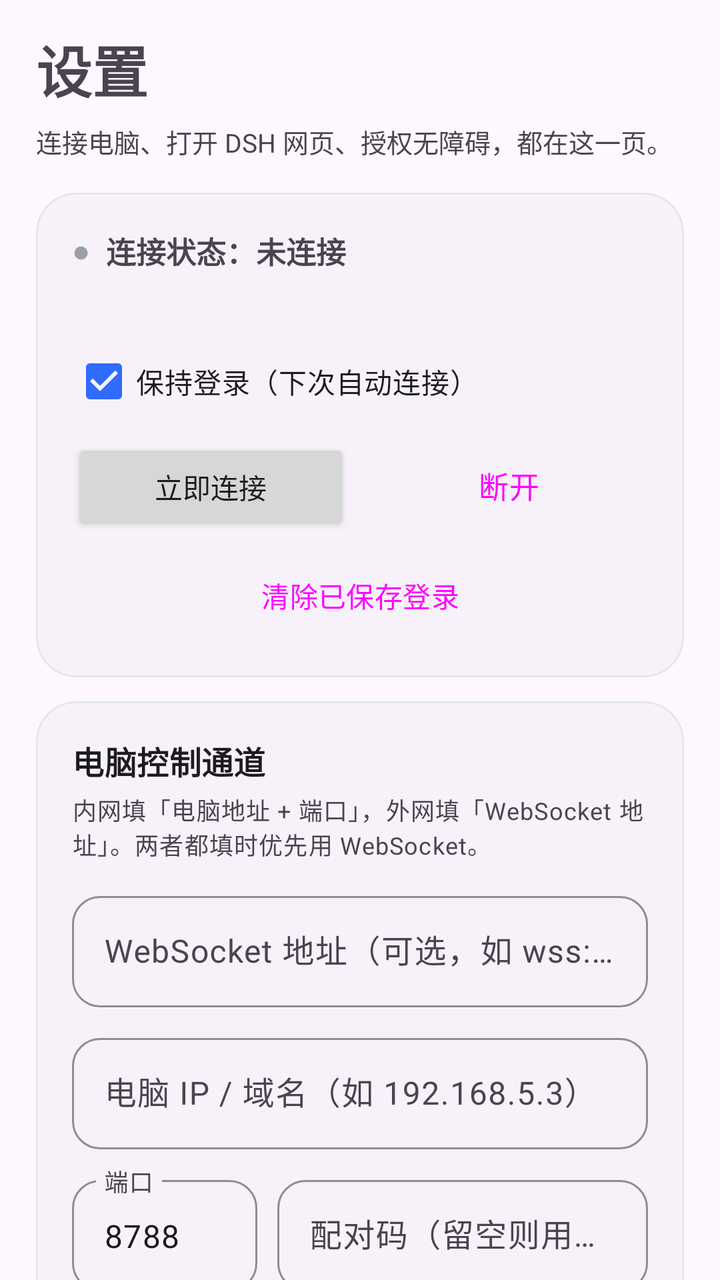
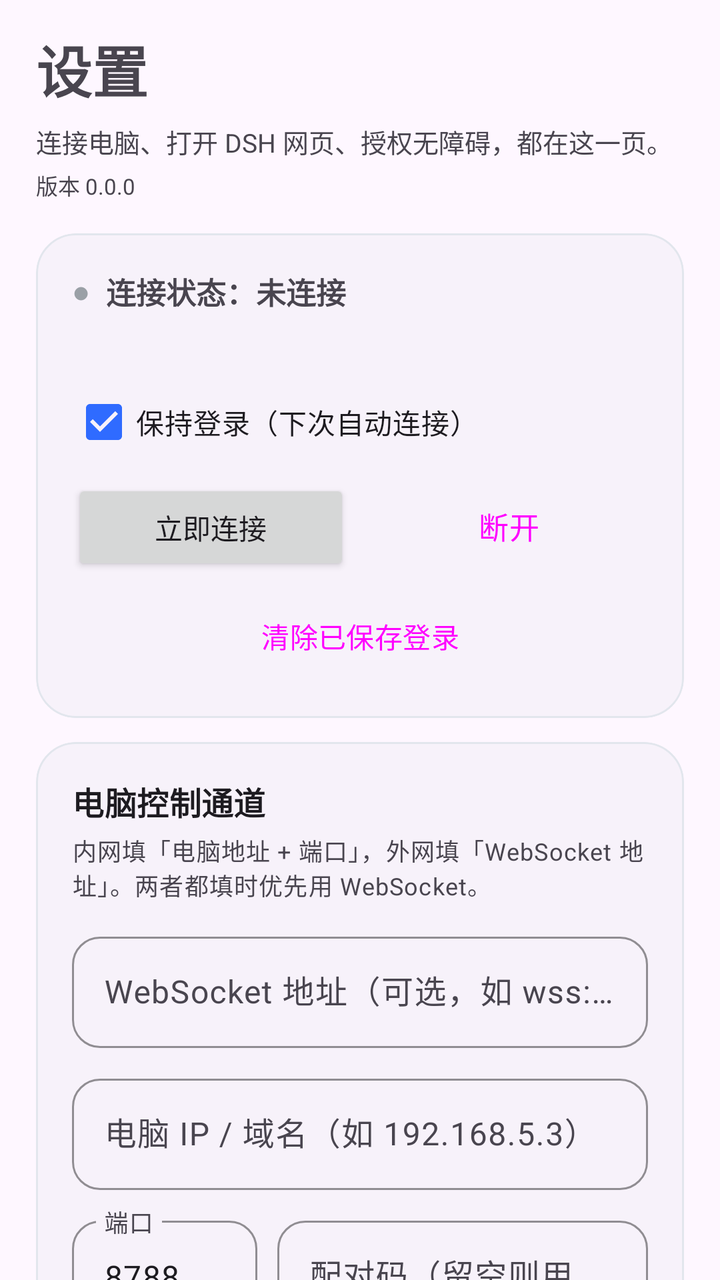

Before-and-after screenshots of an Android layout around one commit, followed by the original layout XML and the change that was made.
<!-- AndroidManifest.xml: application theme Theme.DshPhoneBridge -->
<!-- res/layout/activity_settings.xml -->
<?xml version="1.0" encoding="utf-8"?>
<androidx.core.widget.NestedScrollView xmlns:android="http://schemas.android.com/apk/res/android"
    xmlns:app="http://schemas.android.com/apk/res-auto"
    android:id="@+id/settingsRoot"
    android:layout_width="match_parent"
    android:layout_height="match_parent"
    android:clipToPadding="false"
    android:fillViewport="true">

    <LinearLayout
        android:layout_width="match_parent"
        android:layout_height="wrap_content"
        android:orientation="vertical"
        android:paddingStart="18dp"
        android:paddingTop="14dp"
        android:paddingEnd="18dp"
        android:paddingBottom="28dp">

        <TextView
            android:layout_width="match_parent"
            android:layout_height="wrap_content"
            android:text="@string/settings_title"
            android:textSize="28sp"
            android:textStyle="bold" />

        <TextView
            android:layout_width="match_parent"
            android:layout_height="wrap_content"
            android:layout_marginTop="6dp"
            android:lineSpacingExtra="2dp"
            android:text="@string/settings_subtitle_new"
            android:textColor="?attr/colorOnSurfaceVariant"
            android:textSize="13sp" />

        
        <com.google.android.material.card.MaterialCardView
            android:layout_width="match_parent"
            android:layout_height="wrap_content"
            android:layout_marginTop="16dp">

            <LinearLayout
                android:layout_width="match_parent"
                android:layout_height="wrap_content"
                android:orientation="vertical"
                android:padding="18dp">

                <LinearLayout
                    android:layout_width="match_parent"
                    android:layout_height="wrap_content"
                    android:gravity="center_vertical"
                    android:orientation="horizontal">

                    <TextView
                        android:id="@+id/statusDot"
                        android:layout_width="wrap_content"
                        android:layout_height="wrap_content"
                        android:text="●"
                        android:textColor="@color/dsh_idle"
                        android:textSize="15sp" />

                    <TextView
                        android:id="@+id/bridgeStatus"
                        android:layout_width="0dp"
                        android:layout_height="wrap_content"
                        android:layout_marginStart="8dp"
                        android:layout_weight="1"
                        android:lineSpacingExtra="2dp"
                        android:text="@string/bridge_status_idle"
                        android:textSize="15sp"
                        android:textStyle="bold" />
                </LinearLayout>

                <TextView
                    android:id="@+id/tokenStatus"
                    android:layout_width="match_parent"
                    android:layout_height="wrap_content"
                    android:layout_marginTop="6dp"
                    android:lineSpacingExtra="2dp"
                    android:textColor="?attr/colorOnSurfaceVariant"
                    android:textSize="12sp" />

                <CheckBox
                    android:id="@+id/keepLogin"
                    android:layout_width="match_parent"
                    android:layout_height="wrap_content"
                    android:layout_marginTop="8dp"
                    android:checked="true"
                    android:text="@string/keep_login"
                    android:textSize="14sp" />

                <LinearLayout
                    android:layout_width="match_parent"
                    android:layout_height="wrap_content"
                    android:layout_marginTop="4dp"
                    android:orientation="horizontal">

                    <Button
                        android:id="@+id/connectButton"
                        android:layout_width="0dp"
                        android:layout_height="wrap_content"
                        android:layout_weight="1"
                        android:text="@string/connect_now" />

                    <Button
                        android:id="@+id/disconnectButton"
                        style="@style/Widget.Dsh.Button.Tonal"
                        android:layout_width="0dp"
                        android:layout_height="wrap_content"
                        android:layout_marginStart="10dp"
                        android:layout_weight="1"
                        android:text="@string/disconnect_now" />
                </LinearLayout>

                <Button
                    android:id="@+id/clearTokenButton"
                    style="@style/Widget.Dsh.Button.Outlined"
                    android:layout_width="match_parent"
                    android:layout_height="wrap_content"
                    android:layout_marginTop="8dp"
                    android:text="@string/clear_login" />
            </LinearLayout>
        </com.google.android.material.card.MaterialCardView>

        
        <com.google.android.material.card.MaterialCardView
            android:layout_width="match_parent"
            android:layout_height="wrap_content"
            android:layout_marginTop="12dp">

            <LinearLayout
                android:layout_width="match_parent"
                android:layout_height="wrap_content"
                android:orientation="vertical"
                android:padding="18dp">

                <TextView
                    android:layout_width="match_parent"
                    android:layout_height="wrap_content"
                    android:text="@string/section_bridge"
                    android:textAppearance="@style/TextAppearance.Dsh.Section" />

                <TextView
                    android:layout_width="match_parent"
                    android:layout_height="wrap_content"
                    android:layout_marginTop="4dp"
                    android:text="@string/bridge_hint_network"
                    android:textAppearance="@style/TextAppearance.Dsh.Hint"
                    android:textColor="?attr/colorOnSurfaceVariant" />

                <com.google.android.material.textfield.TextInputLayout
                    style="@style/Widget.Dsh.TextField"
                    android:layout_width="match_parent"
                    android:layout_height="wrap_content"
                    android:layout_marginTop="12dp"
                    android:hint="@string/bridge_ws_hint">

                    <com.google.android.material.textfield.TextInputEditText
                        android:id="@+id/bridgeWsUrl"
                        android:layout_width="match_parent"
                        android:layout_height="wrap_content"
                        android:inputType="textUri"
                        android:maxLines="1" />
                </com.google.android.material.textfield.TextInputLayout>

                <com.google.android.material.textfield.TextInputLayout
                    style="@style/Widget.Dsh.TextField"
                    android:layout_width="match_parent"
                    android:layout_height="wrap_content"
                    android:layout_marginTop="10dp"
                    android:hint="@string/bridge_host_hint">

                    <com.google.android.material.textfield.TextInputEditText
                        android:id="@+id/bridgeHost"
                        android:layout_width="match_parent"
                        android:layout_height="wrap_content"
                        android:inputType="textUri"
                        android:maxLines="1" />
                </com.google.android.material.textfield.TextInputLayout>

                <LinearLayout
                    android:layout_width="match_parent"
                    android:layout_height="wrap_content"
                    android:layout_marginTop="10dp"
                    android:orientation="horizontal">

                    <com.google.android.material.textfield.TextInputLayout
                        style="@style/Widget.Dsh.TextField"
                        android:layout_width="0dp"
                        android:layout_height="wrap_content"
                        android:layout_weight="1"
                        android:hint="@string/bridge_port_hint">

                        <com.google.android.material.textfield.TextInputEditText
                            android:id="@+id/bridgePort"
                            android:layout_width="match_parent"
                            android:layout_height="wrap_content"
                            android:inputType="number"
                            android:maxLines="1"
                            android:text="8788" />
                    </com.google.android.material.textfield.TextInputLayout>

                    <com.google.android.material.textfield.TextInputLayout
                        style="@style/Widget.Dsh.TextField"
                        android:layout_width="0dp"
                        android:layout_height="wrap_content"
                        android:layout_marginStart="10dp"
                        android:layout_weight="2"
                        android:hint="@string/bridge_code_hint">

                        <com.google.android.material.textfield.TextInputEditText
                            android:id="@+id/bridgeCode"
                            android:layout_width="match_parent"
                            android:layout_height="wrap_content"
                            android:inputType="number"
                            android:maxLength="8"
                            android:maxLines="1" />
                    </com.google.android.material.textfield.TextInputLayout>
                </LinearLayout>

                <TextView
                    android:layout_width="match_parent"
                    android:layout_height="wrap_content"
                    android:layout_marginTop="8dp"
                    android:text="@string/bridge_tip"
                    android:textAppearance="@style/TextAppearance.Dsh.Hint"
                    android:textColor="?attr/colorOnSurfaceVariant" />

                <Button
                    android:id="@+id/scanQrButton"
                    style="@style/Widget.Dsh.Button.Outlined"
                    android:layout_width="match_parent"
                    android:layout_height="wrap_content"
                    android:layout_marginTop="10dp"
                    android:text="@string/scan_pair" />
            </LinearLayout>
        </com.google.android.material.card.MaterialCardView>

        
        <com.google.android.material.card.MaterialCardView
            android:layout_width="match_parent"
            android:layout_height="wrap_content"
            android:layout_marginTop="12dp">

            <LinearLayout
                android:layout_width="match_parent"
                android:layout_height="wrap_content"
                android:orientation="vertical"
                android:padding="18dp">

                <TextView
                    android:layout_width="match_parent"
                    android:layout_height="wrap_content"
                    android:text="@string/section_web"
                    android:textAppearance="@style/TextAppearance.Dsh.Section" />

                <TextView
                    android:layout_width="match_parent"
                    android:layout_height="wrap_content"
                    android:layout_marginTop="4dp"
                    android:text="@string/web_hint"
                    android:textAppearance="@style/TextAppearance.Dsh.Hint"
                    android:textColor="?attr/colorOnSurfaceVariant" />

                <com.google.android.material.textfield.TextInputLayout
                    style="@style/Widget.Dsh.TextField"
                    android:layout_width="match_parent"
                    android:layout_height="wrap_content"
                    android:layout_marginTop="12dp"
                    android:hint="@string/dsh_url_hint">

                    <com.google.android.material.textfield.TextInputEditText
                        android:id="@+id/dshUrl"
                        android:layout_width="match_parent"
                        android:layout_height="wrap_content"
                        android:inputType="textUri"
                        android:maxLines="1" />
                </com.google.android.material.textfield.TextInputLayout>
            </LinearLayout>
        </com.google.android.material.card.MaterialCardView>

        
        <com.google.android.material.card.MaterialCardView
            android:layout_width="match_parent"
            android:layout_height="wrap_content"
            android:layout_marginTop="12dp">

            <LinearLayout
                android:layout_width="match_parent"
                android:layout_height="wrap_content"
                android:orientation="vertical"
                android:padding="18dp">

                <TextView
                    android:layout_width="match_parent"
                    android:layout_height="wrap_content"
                    android:text="@string/section_display"
                    android:textAppearance="@style/TextAppearance.Dsh.Section" />

                <CheckBox
                    android:id="@+id/keepAwake"
                    android:layout_width="match_parent"
                    android:layout_height="wrap_content"
                    android:layout_marginTop="8dp"
                    android:checked="true"
                    android:text="@string/keep_awake"
                    android:textSize="14sp" />

                <CheckBox
                    android:id="@+id/dimOnControl"
                    android:layout_width="match_parent"
                    android:layout_height="wrap_content"
                    android:text="@string/dim_on_control"
                    android:textSize="14sp" />

                <SeekBar
                    android:id="@+id/dimLevel"
                    android:layout_width="match_parent"
                    android:layout_height="wrap_content"
                    android:layout_marginTop="4dp"
                    android:max="50"
                    android:progress="5" />

                <TextView
                    android:id="@+id/dimLabel"
                    android:layout_width="match_parent"
                    android:layout_height="wrap_content"
                    android:text="@string/dim_level_default"
                    android:textAppearance="@style/TextAppearance.Dsh.Hint"
                    android:textColor="?attr/colorOnSurfaceVariant" />
            </LinearLayout>
        </com.google.android.material.card.MaterialCardView>

        
        <com.google.android.material.card.MaterialCardView
            android:layout_width="match_parent"
            android:layout_height="wrap_content"
            android:layout_marginTop="12dp">

            <LinearLayout
                android:layout_width="match_parent"
                android:layout_height="wrap_content"
                android:orientation="vertical"
                android:padding="18dp">

                <TextView
                    android:layout_width="match_parent"
                    android:layout_height="wrap_content"
                    android:text="@string/section_accessibility"
                    android:textAppearance="@style/TextAppearance.Dsh.Section" />

                <TextView
                    android:id="@+id/accessibilityStatus"
                    android:layout_width="match_parent"
                    android:layout_height="wrap_content"
                    android:layout_marginTop="6dp"
                    android:text="@string/accessibility_unknown"
                    android:textAppearance="@style/TextAppearance.Dsh.Hint"
                    android:textColor="?attr/colorOnSurfaceVariant" />

                <Button
                    android:id="@+id/accessibilityButton"
                    android:layout_width="match_parent"
                    android:layout_height="wrap_content"
                    android:layout_marginTop="10dp"
                    android:text="@string/open_accessibility" />

                <LinearLayout
                    android:layout_width="match_parent"
                    android:layout_height="wrap_content"
                    android:layout_marginTop="8dp"
                    android:orientation="horizontal">

                    <Button
                        android:id="@+id/screenshotButton"
                        style="@style/Widget.Dsh.Button.Outlined"
                        android:layout_width="0dp"
                        android:layout_height="wrap_content"
                        android:layout_weight="1"
                        android:text="@string/test_screenshot" />

                    <Button
                        android:id="@+id/tapButton"
                        style="@style/Widget.Dsh.Button.Outlined"
                        android:layout_width="0dp"
                        android:layout_height="wrap_content"
                        android:layout_marginStart="10dp"
                        android:layout_weight="1"
                        android:text="@string/test_tap" />
                </LinearLayout>
            </LinearLayout>
        </com.google.android.material.card.MaterialCardView>

        
        <com.google.android.material.card.MaterialCardView
            android:layout_width="match_parent"
            android:layout_height="wrap_content"
            android:layout_marginTop="12dp">

            <LinearLayout
                android:layout_width="match_parent"
                android:layout_height="wrap_content"
                android:orientation="vertical"
                android:padding="18dp">

                <TextView
                    android:layout_width="match_parent"
                    android:layout_height="wrap_content"
                    android:text="@string/section_perms"
                    android:textAppearance="@style/TextAppearance.Dsh.Section" />

                <TextView
                    android:layout_width="match_parent"
                    android:layout_height="wrap_content"
                    android:layout_marginTop="4dp"
                    android:text="@string/perms_hint"
                    android:textAppearance="@style/TextAppearance.Dsh.Hint"
                    android:textColor="?attr/colorOnSurfaceVariant" />

                <com.google.android.material.materialswitch.MaterialSwitch
                    android:id="@+id/cameraSwitch"
                    android:layout_width="match_parent"
                    android:layout_height="wrap_content"
                    android:layout_marginTop="10dp"
                    android:text="@string/perm_camera"
                    android:textSize="14sp" />

                <TextView
                    android:id="@+id/cameraStatus"
                    android:layout_width="match_parent"
                    android:layout_height="wrap_content"
                    android:text="@string/perm_camera_hint"
                    android:textAppearance="@style/TextAppearance.Dsh.Hint"
                    android:textColor="?attr/colorOnSurfaceVariant" />

                <com.google.android.material.materialswitch.MaterialSwitch
                    android:id="@+id/filesSwitch"
                    android:layout_width="match_parent"
                    android:layout_height="wrap_content"
                    android:layout_marginTop="10dp"
                    android:text="@string/perm_files"
                    android:textSize="14sp" />

                <TextView
                    android:id="@+id/filesStatus"
                    android:layout_width="match_parent"
                    android:layout_height="wrap_content"
                    android:text="@string/perm_files_hint"
                    android:textAppearance="@style/TextAppearance.Dsh.Hint"
                    android:textColor="?attr/colorOnSurfaceVariant" />

                <com.google.android.material.materialswitch.MaterialSwitch
                    android:id="@+id/selfControlSwitch"
                    android:layout_width="match_parent"
                    android:layout_height="wrap_content"
                    android:layout_marginTop="10dp"
                    android:text="@string/perm_self"
                    android:textSize="14sp" />

                <TextView
                    android:layout_width="match_parent"
                    android:layout_height="wrap_content"
                    android:text="@string/perm_self_hint"
                    android:textAppearance="@style/TextAppearance.Dsh.Hint"
                    android:textColor="?attr/colorOnSurfaceVariant" />
            </LinearLayout>
        </com.google.android.material.card.MaterialCardView>

        
        <com.google.android.material.card.MaterialCardView
            android:layout_width="match_parent"
            android:layout_height="wrap_content"
            android:layout_marginTop="12dp">

            <LinearLayout
                android:layout_width="match_parent"
                android:layout_height="wrap_content"
                android:orientation="vertical"
                android:padding="18dp">

                <TextView
                    android:layout_width="match_parent"
                    android:layout_height="wrap_content"
                    android:text="@string/section_notify"
                    android:textAppearance="@style/TextAppearance.Dsh.Section" />

                <TextView
                    android:layout_width="match_parent"
                    android:layout_height="wrap_content"
                    android:layout_marginTop="4dp"
                    android:text="@string/notify_hint"
                    android:textAppearance="@style/TextAppearance.Dsh.Hint"
                    android:textColor="?attr/colorOnSurfaceVariant" />

                <com.google.android.material.materialswitch.MaterialSwitch
                    android:id="@+id/notifySwitch"
                    android:layout_width="match_parent"
                    android:layout_height="wrap_content"
                    android:layout_marginTop="10dp"
                    android:text="@string/notify_master"
                    android:textSize="14sp" />

                <TextView
                    android:id="@+id/notifyStatus"
                    android:layout_width="match_parent"
                    android:layout_height="wrap_content"
                    android:text="@string/notify_master_hint"
                    android:textAppearance="@style/TextAppearance.Dsh.Hint"
                    android:textColor="?attr/colorOnSurfaceVariant" />

                <com.google.android.material.materialswitch.MaterialSwitch
                    android:id="@+id/notifyCompleteSwitch"
                    android:layout_width="match_parent"
                    android:layout_height="wrap_content"
                    android:layout_marginTop="10dp"
                    android:text="@string/notify_complete"
                    android:textSize="14sp" />

                <TextView
                    android:layout_width="match_parent"
                    android:layout_height="wrap_content"
                    android:text="@string/notify_complete_hint"
                    android:textAppearance="@style/TextAppearance.Dsh.Hint"
                    android:textColor="?attr/colorOnSurfaceVariant" />

                <com.google.android.material.materialswitch.MaterialSwitch
                    android:id="@+id/notifyQuestionSwitch"
                    android:layout_width="match_parent"
                    android:layout_height="wrap_content"
                    android:layout_marginTop="10dp"
                    android:text="@string/notify_question"
                    android:textSize="14sp" />

                <TextView
                    android:layout_width="match_parent"
                    android:layout_height="wrap_content"
                    android:text="@string/notify_question_hint"
                    android:textAppearance="@style/TextAppearance.Dsh.Hint"
                    android:textColor="?attr/colorOnSurfaceVariant" />

                <Button
                    android:id="@+id/notifyPermissionButton"
                    android:layout_width="wrap_content"
                    android:layout_height="wrap_content"
                    android:layout_marginTop="10dp"
                    android:text="@string/notify_grant"
                    android:visibility="gone" />
            </LinearLayout>
        </com.google.android.material.card.MaterialCardView>

        
        <com.google.android.material.card.MaterialCardView
            android:layout_width="match_parent"
            android:layout_height="wrap_content"
            android:layout_marginTop="12dp">

            <LinearLayout
                android:layout_width="match_parent"
                android:layout_height="wrap_content"
                android:orientation="vertical"
                android:padding="18dp">

                <TextView
                    android:layout_width="match_parent"
                    android:layout_height="wrap_content"
                    android:text="@string/section_guide"
                    android:textAppearance="@style/TextAppearance.Dsh.Section" />

                <TextView
                    android:layout_width="match_parent"
                    android:layout_height="wrap_content"
                    android:layout_marginTop="4dp"
                    android:text="@string/guide_subtitle"
                    android:textAppearance="@style/TextAppearance.Dsh.Hint"
                    android:textColor="?attr/colorOnSurfaceVariant" />

                <Button
                    android:id="@+id/guideButton"
                    android:layout_width="match_parent"
                    android:layout_height="wrap_content"
                    android:layout_marginTop="10dp"
                    android:text="@string/guide_button" />
            </LinearLayout>
        </com.google.android.material.card.MaterialCardView>

        
        <com.google.android.material.card.MaterialCardView
            android:layout_width="match_parent"
            android:layout_height="wrap_content"
            android:layout_marginTop="12dp">

            <LinearLayout
                android:layout_width="match_parent"
                android:layout_height="wrap_content"
                android:orientation="vertical"
                android:padding="18dp">

                <TextView
                    android:layout_width="match_parent"
                    android:layout_height="wrap_content"
                    android:text="@string/section_log"
                    android:textAppearance="@style/TextAppearance.Dsh.Section" />

                <ScrollView
                    android:layout_width="match_parent"
                    android:layout_height="220dp"
                    android:layout_marginTop="8dp"
                    android:scrollbars="vertical">

                    <TextView
                        android:id="@+id/logView"
                        android:layout_width="match_parent"
                        android:layout_height="wrap_content"
                        android:fontFamily="monospace"
                        android:lineSpacingExtra="2dp"
                        android:text="@string/log_empty"
                        android:textColor="?attr/colorOnSurfaceVariant"
                        android:textSize="11sp" />
                </ScrollView>
            </LinearLayout>
        </com.google.android.material.card.MaterialCardView>

        <Button
            android:id="@+id/saveButton"
            android:layout_width="match_parent"
            android:layout_height="wrap_content"
            android:layout_marginTop="16dp"
            android:text="@string/save_and_back" />

        
        <LinearLayout
            android:id="@+id/githubLinkBox"
            android:layout_width="match_parent"
            android:layout_height="wrap_content"
            android:layout_marginTop="12dp"
            android:layout_marginBottom="10dp"
            android:background="?attr/selectableItemBackground"
            android:clickable="true"
            android:focusable="true"
            android:gravity="center"
            android:orientation="vertical"
            android:paddingTop="10dp"
            android:paddingBottom="10dp">

            <TextView
                android:id="@+id/githubLink"
                android:layout_width="wrap_content"
                android:layout_height="wrap_content"
                android:text="@string/github_link"
                android:textColor="?attr/colorPrimary"
                android:textSize="13sp"
                android:textStyle="bold" />

            <TextView
                android:layout_width="wrap_content"
                android:layout_height="wrap_content"
                android:layout_marginTop="2dp"
                android:text="@string/github_link_hint"
                android:textAppearance="@style/TextAppearance.Dsh.Hint"
                android:textColor="?attr/colorOnSurfaceVariant" />
        </LinearLayout>
    </LinearLayout>
</androidx.core.widget.NestedScrollView>
<!-- resources referenced by this layout -->
<resources>
  <color name="dsh_idle">#9AA0A6</color>
  <string name="accessibility_unknown">无障碍：未知</string>
  <string name="bridge_code_hint">配对码（留空则用已保存 token）</string>
  <string name="bridge_hint_network">内网填「电脑地址 + 端口」，外网填「WebSocket 地址」。两者都填时优先用 WebSocket。</string>
  <string name="bridge_host_hint">电脑 IP / 域名（如 192.168.5.3）</string>
  <string name="bridge_port_hint">端口</string>
  <string name="bridge_status_idle">连接状态：未连接</string>
  <string name="bridge_tip">配对成功后配对码会立即换新，输入框会自动清空；之后再连接不需要再输码。</string>
  <string name="bridge_ws_hint">WebSocket 地址（可选，如 wss://域名/ws）</string>
  <string name="clear_login">清除已保存登录</string>
  <string name="connect_now">立即连接</string>
  <string name="dim_level_default">亮度：5%（仅 App 窗口）</string>
  <string name="dim_on_control">被控时降低亮度</string>
  <string name="disconnect_now">断开</string>
  <string name="dsh_url_hint">DSH 网址（http 或 https）</string>
  <string name="github_link">GitHub 开源仓库：xiaoxin3309/dsh-phone-control</string>
  <string name="github_link_hint">遇到问题、想提需求或自己改，都可以在仓库里说</string>
  <string name="guide_button">查看详细使用教程</string>
  <string name="guide_subtitle">从配对到日常使用，含所有错误码与排错步骤</string>
  <string name="keep_awake">被控时保持屏幕常亮</string>
  <string name="keep_login">保持登录（下次自动连接）</string>
  <string name="log_empty">（暂无日志）</string>
  <string name="notify_complete">回答完成时通知</string>
  <string name="notify_complete_hint">这一轮答完了、在等你输入的时候才发；中途还在干活不发。</string>
  <string name="notify_grant">去开启通知权限</string>
  <string name="notify_hint">智能体答完一轮、或在等你回答时，手机弹一条通知。三个开关都在本机；系统通知权限被关掉时这里会提示。</string>
  <string name="notify_master">允许会话通知</string>
  <string name="notify_master_hint">总开关。关掉后下面两项都不生效。</string>
  <string name="notify_question">提问待回复时通知</string>
  <string name="notify_question_hint">智能体提问、在等你回答时提醒，通知里带会话名和问题。</string>
  <string name="open_accessibility">无障碍设置</string>
  <string name="perm_camera">摄像头</string>
  <string name="perm_camera_hint">开启后电脑端可以要求手机拍照 / 扫码配对。</string>
  <string name="perm_files">文件读写（所有文件访问）</string>
  <string name="perm_files_hint">开启后电脑端可以浏览、读取、写入手机存储里的文件；关闭时只允许 App 私有目录。</string>
  <string name="perm_self">允许远程操作本 App 界面</string>
  <string name="perm_self_hint">默认关闭：配对码、端口、权限开关都在本 App 的设置页里，远端不该能点。确实需要时再打开。</string>
  <string name="perms_hint">默认只给最小权限；下面每一项都由你手工打开，随时可以关掉。</string>
  <string name="save_and_back">保存并返回 DSH</string>
  <string name="scan_pair">扫码配对（扫电脑上的二维码）</string>
  <string name="section_accessibility">无障碍（截图 / 点击 / 输入）</string>
  <string name="section_bridge">电脑控制通道</string>
  <string name="section_display">显示与省电</string>
  <string name="section_guide">使用教程</string>
  <string name="section_log">运行日志</string>
  <string name="section_notify">会话通知</string>
  <string name="section_perms">权限与安全</string>
  <string name="section_web">DSH 网页</string>
  <string name="settings_subtitle_new">连接电脑、打开 DSH 网页、授权无障碍，都在这一页。</string>
  <string name="settings_title">设置</string>
  <string name="test_screenshot">截图测试</string>
  <string name="test_tap">点击中心</string>
  <string name="web_hint">手机 WebView 打开这个地址。留空则用内置的 DSH 面板。</string>
  <style name="TextAppearance.Dsh.Hint" parent="TextAppearance.Material3.BodySmall">
          <item name="android:textSize">12sp</item>
          <item name="android:lineSpacingExtra">2dp</item>
      </style>
  <style name="TextAppearance.Dsh.Section" parent="TextAppearance.Material3.TitleMedium">
          <item name="android:textStyle">bold</item>
          <item name="android:textSize">16sp</item>
      </style>
  <color name="dsh_primary">#2F6BFF</color>
  <color name="dsh_on_primary">#FFFFFF</color>
  <color name="dsh_primary_container">#DCE8FF</color>
  <color name="dsh_on_primary_container">#08245C</color>
  <color name="dsh_secondary">#4C7DBE</color>
  <color name="dsh_secondary_container">#DCE8F9</color>
  <color name="dsh_on_secondary_container">#0F2C50</color>
  <color name="dsh_card_stroke">#E2E6ED</color>
  <!-- unchanged entries left out for length: 6 -->
</resources>

<!-- the commit's change to res/layout/activity_settings.xml (unified diff, before → after) -->
@@ -31,6 +31,15 @@
             android:text="@string/settings_subtitle_new"
             android:textColor="?attr/colorOnSurfaceVariant"
             android:textSize="13sp" />
+
+        <TextView
+            android:id="@+id/settingsVersion"
+            android:layout_width="match_parent"
+            android:layout_height="wrap_content"
+            android:layout_marginTop="4dp"
+            android:text="@string/settings_version_placeholder"
+            android:textColor="?attr/colorOnSurfaceVariant"
+            android:textSize="11sp" />
 
         
         <com.google.android.material.card.MaterialCardView
<!-- resource entries referenced after the edit -->
@@ -50,6 +50,7 @@
   <string name="section_web">DSH 网页</string>
   <string name="settings_subtitle_new">连接电脑、打开 DSH 网页、授权无障碍，都在这一页。</string>
   <string name="settings_title">设置</string>
+  <string name="settings_version_placeholder">版本 0.0.0</string>
   <string name="test_screenshot">截图测试</string>
   <string name="test_tap">点击中心</string>
   <string name="web_hint">手机 WebView 打开这个地址。留空则用内置的 DSH 面板。</string>
